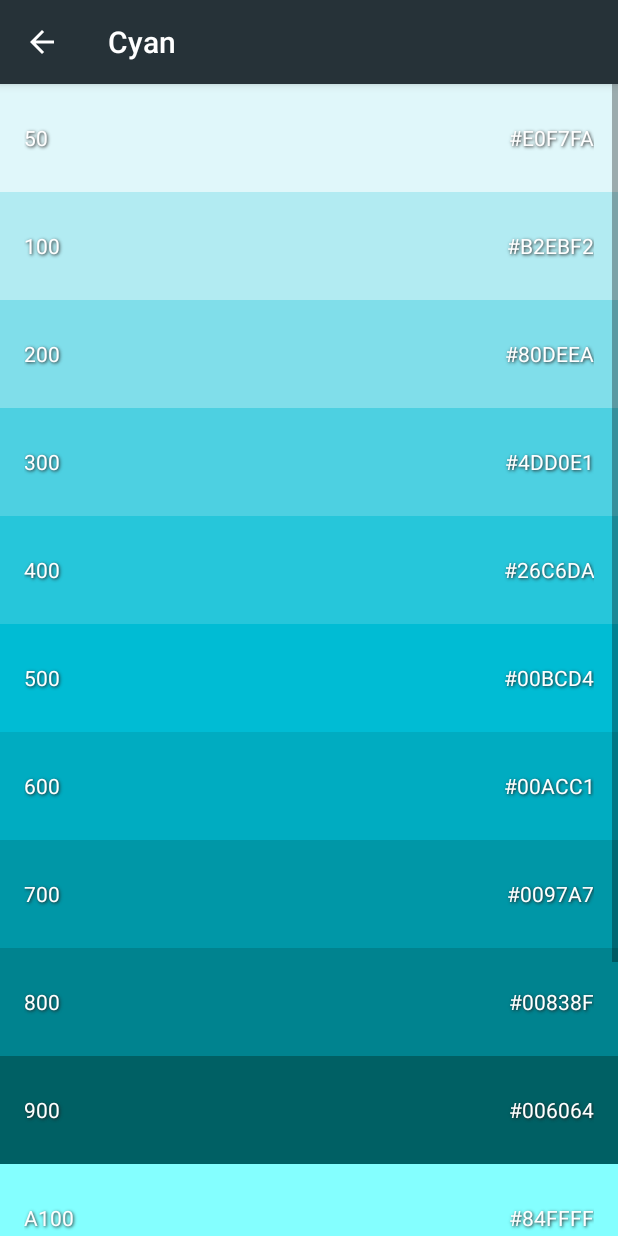
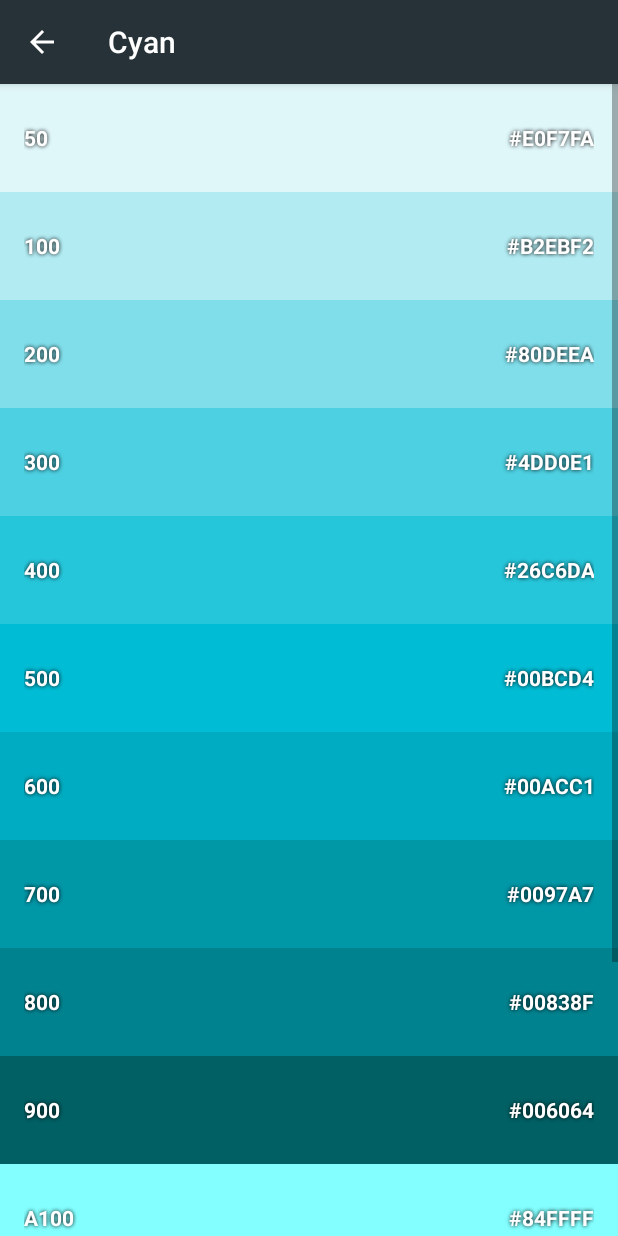
Before and after one commit to neivin/MaterialColorPalette, an Android app: the screen it shows after launch (ColorDetailActivity), after a tap on "Cyan", on a phone screen of 412 x 824 dp. Run offline under Robolectric (Android 15) with nearby library versions, the phone set to English and light mode, and no system bars.

Commit message:
Improved readability of grid items.

```diff
--- a/app/src/main/java/com/neivin/materialcolorpalette/ColorGridAdapter.java
+++ b/app/src/main/java/com/neivin/materialcolorpalette/ColorGridAdapter.java
@@ -27,21 +27,29 @@ public class ColorGridAdapter extends ArrayAdapter<String> {
     @Override
     public View getView(int position, View convertView, ViewGroup parent) {
         View gridItemView = convertView;
-        if(gridItemView == null){
-            gridItemView = LayoutInflater.from(getContext()).inflate(R.layout.grid_item_layout,parent,false);
+        if (gridItemView == null) {
+            gridItemView = LayoutInflater.from(getContext()).inflate(R.layout.grid_item_layout, parent, false);
         }
 
         String colorName = getItem(position);
 
         TextView colorNameTextView = (TextView) gridItemView.findViewById(R.id.color_name);
         colorNameTextView.setText(colorName);
-        colorNameTextView.setTextColor(Color.WHITE);
 
+        if (colorName.contains("Light") || colorName.equals("Grey") || colorName.equals("Yellow") || colorName.equals("Amber")
+                || colorName.equals("Orange") || colorName.equals("Green")
+                || colorName.equals("Lime") || colorName.equals("Cyan")) {
+            colorNameTextView.setTextColor(Color.BLACK);
+        }
+        else{
+            colorNameTextView.setTextColor(Color.WHITE);
+        }
 
 
         String resourceName = colorName.toLowerCase().replace(' ', '_') + "_500";
-        Log.i("Adapter", "resorceName: "+resourceName);
-        gridItemView.setBackgroundColor(ContextCompat.getColor(getContext(),getContext().getResources().getIdentifier(resourceName, "color", "com.neivin.materialcolorpalette" )));
+        Log.i("Adapter", "colorName: " + colorName);
+        gridItemView.setBackgroundColor(ContextCompat.getColor(getContext(), getContext().getResources().getIdentifier(resourceName, "color", "com.neivin.materialcolorpalette")));
+
 
         return gridItemView;
     }
--- a/app/src/main/res/layout/grid_item_layout.xml
+++ b/app/src/main/res/layout/grid_item_layout.xml
@@ -3,15 +3,14 @@
     xmlns:tools="http://schemas.android.com/tools"
 
     android:id="@+id/grid_item"
+    android:layout_width="match_parent"
+    android:layout_height="match_parent"
+    android:minHeight="136dp"
     android:padding="16dp"
-    android:layout_width="match_parent"
-    android:minHeight="136dp"
-    android:layout_height="match_parent"
     tools:background="#c46b56">
 
     <TextView
         android:id="@+id/color_name"
-        style="@style/bold_white_shadow_text"
         android:layout_width="match_parent"
         android:layout_height="wrap_content"
         android:layout_alignParentBottom="true"
--- a/app/src/main/res/layout/list_item_layout.xml
+++ b/app/src/main/res/layout/list_item_layout.xml
@@ -10,6 +10,7 @@
 
     <TextView
         android:id="@+id/color_grade"
+        android:textColor="@color/white"
         style="@style/bold_white_shadow_text"
         android:layout_width="wrap_content"
         android:layout_height="wrap_content"
@@ -20,6 +21,7 @@
 
     <TextView
         android:id="@+id/color_hex_code"
+        android:textColor="@color/white"
         style="@style/bold_white_shadow_text"
         android:layout_width="wrap_content"
         android:layout_height="wrap_content"
--- a/app/src/main/res/values/styles.xml
+++ b/app/src/main/res/values/styles.xml
@@ -9,10 +9,11 @@
     </style>
 
     <style name="bold_white_shadow_text">
-        <item name="android:textColor">#fff</item>
-        <item name="android:shadowColor">#212121</item>
-        <item name="android:shadowDx">1</item>
-        <item name="android:shadowDy">1</item>
-        <item name="android:shadowRadius">2</item>
+        <item name="android:textStyle">bold</item>
+        <item name="android:textColor">@color/white</item>
+        <item name="android:shadowColor">@color/black</item>
+        <item name="android:shadowDx">0</item>
+        <item name="android:shadowDy">0</item>
+        <item name="android:shadowRadius">3</item>
     </style>
 </resources>
```
